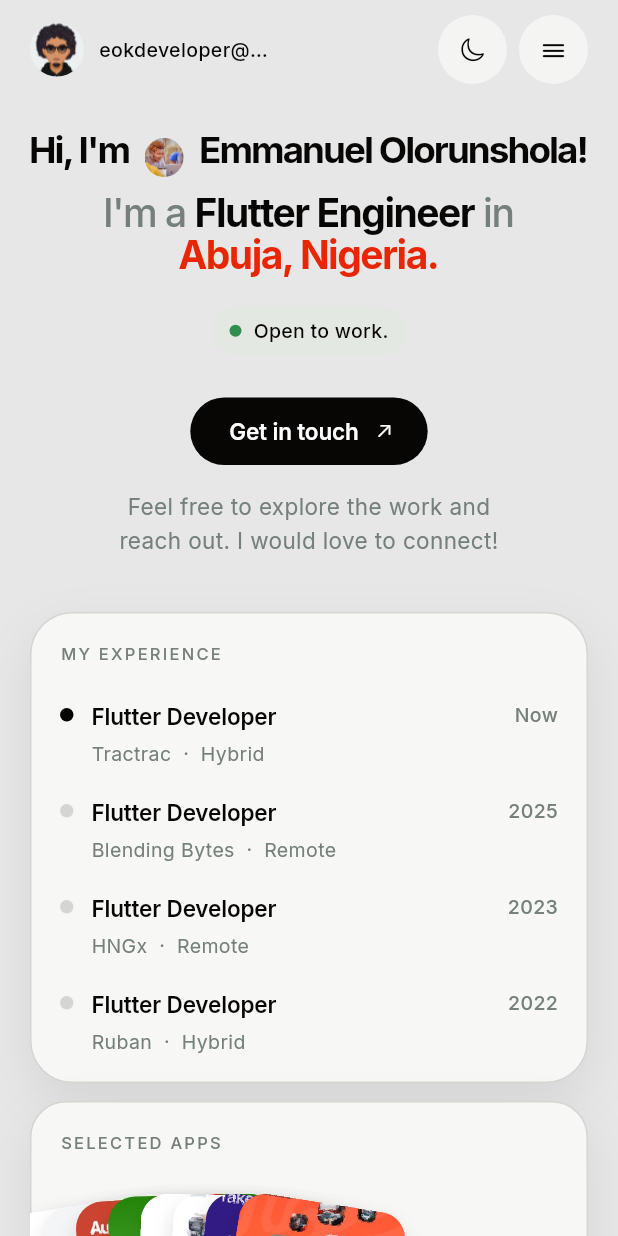
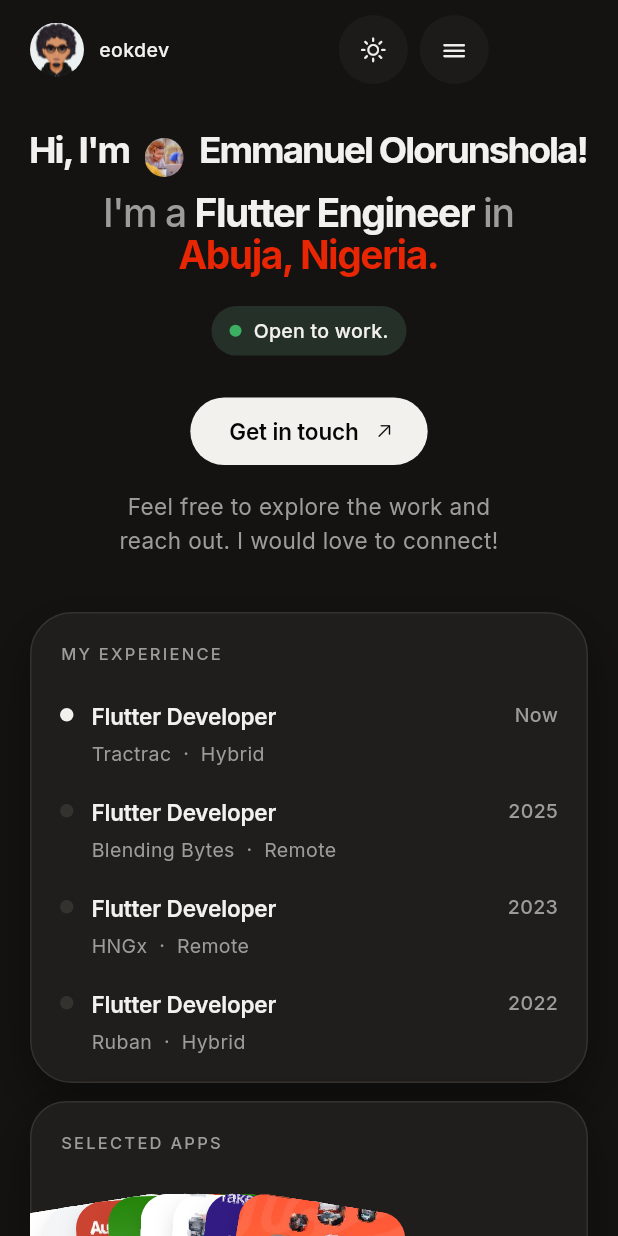
Before and after one commit to eokdev/eokdev-portfolio, a Flutter app: the screen it shows after launch, on a phone screen of 412 x 824 dp. Run offline on Flutter 3.47's test engine with Material 3 defaults, Android fonts, the phone set to English and light mode, and no system bars; our stand-ins replace visibility_detector, web; missing offline and left inert: dart:js_interop; network calls fail.

Commit message:
new update

```diff
--- a/lib/theme/theme_controller.dart
+++ b/lib/theme/theme_controller.dart
@@ -3,7 +3,7 @@ import 'package:flutter/material.dart';
 import '../utils/theme_pref.dart';
 
 class ThemeController extends ChangeNotifier {
-  ThemeController() : _mode = readStoredThemeMode() ?? ThemeMode.system;
+  ThemeController() : _mode = readStoredThemeMode() ?? ThemeMode.dark;
 
   ThemeMode _mode;
   ThemeMode get mode => _mode;
--- a/lib/widgets/site_nav.dart
+++ b/lib/widgets/site_nav.dart
@@ -77,7 +77,7 @@ class SiteNav extends StatelessWidget {
                 onTap: () => openMail(PortfolioData.profile.email),
                 borderRadius: BorderRadius.circular(8),
                 child: Text(
-                  PortfolioData.profile.email,
+                  'eokdev',
                   maxLines: 1,
                   overflow: TextOverflow.ellipsis,
                   style: Theme.of(context).textTheme.bodyMedium?.copyWith(
```
Also changed, not shown: 1 other file.
